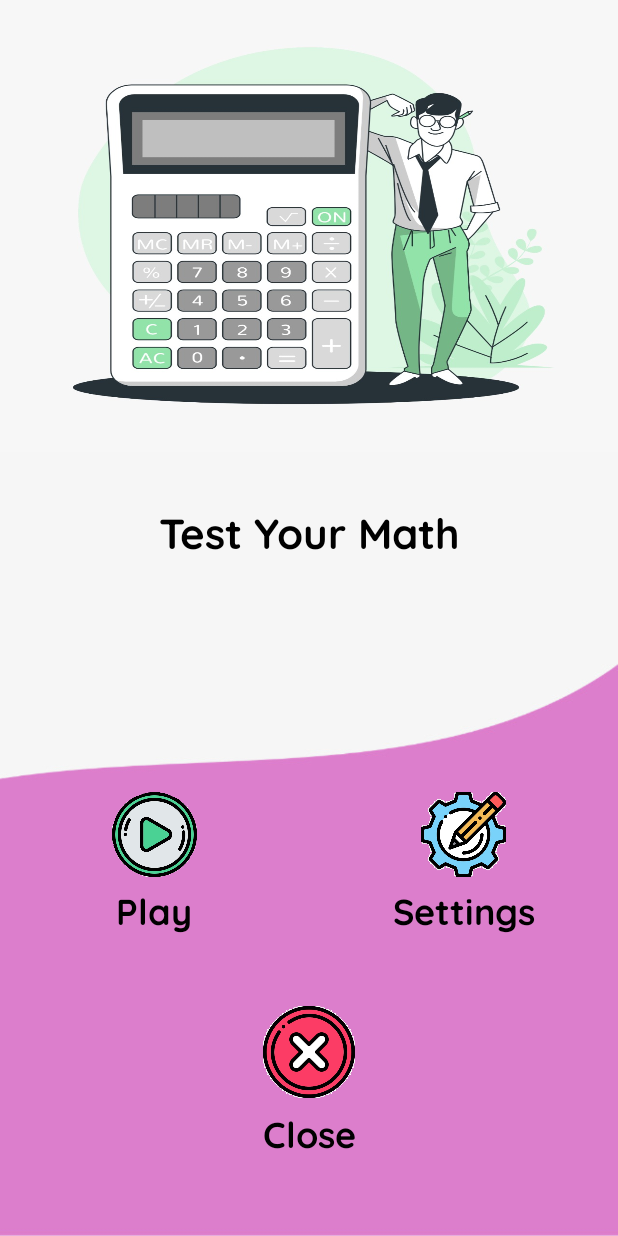
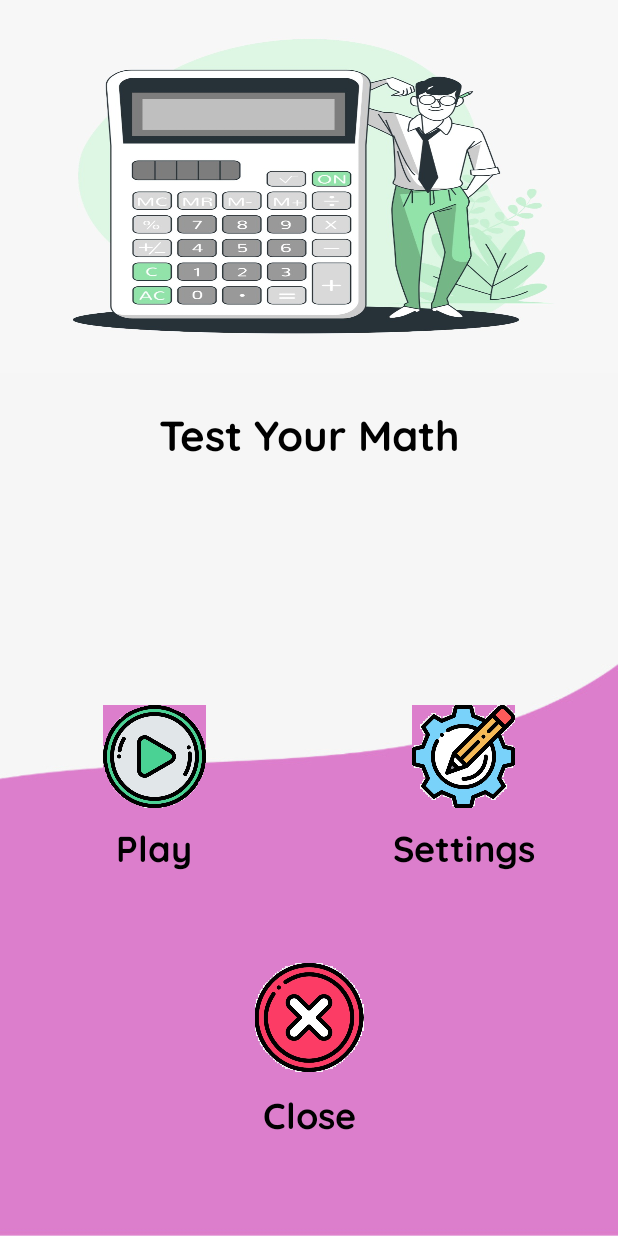
Before and after one commit to prathmesh1199/TestYourMath, an Android app: the screen it shows after launch (MainActivity), on a phone screen of 412 x 824 dp. Run offline under Robolectric (Android 15) with nearby library versions, the phone set to English and light mode, and no system bars; Roboto replaces fonts that are not available here.

Commit message:
add logo.png add code for back button.

```diff
--- a/app/src/main/AndroidManifest.xml
+++ b/app/src/main/AndroidManifest.xml
@@ -4,10 +4,11 @@
 
     <application
         android:allowBackup="true"
-        android:icon="@mipmap/ic_launcher"
-        android:label="@string/app_name"
+
+        android:label="Test Your Math"
         android:roundIcon="@mipmap/ic_launcher_round"
         android:supportsRtl="true"
+         android:icon="@drawable/logo"
         android:theme="@style/AppTheme">
         <activity android:name=".ClassicGame"></activity>
         <activity android:name=".TypesOfGame" />
--- a/app/src/main/res/layout/activity_main.xml
+++ b/app/src/main/res/layout/activity_main.xml
@@ -3,7 +3,7 @@
     xmlns:app="http://schemas.android.com/apk/res-auto"
     xmlns:tools="http://schemas.android.com/tools"
     android:layout_width="match_parent"
-    android:layout_height="match_parent"
+    android:layout_height="wrap_content"
 
     android:background="@drawable/new_background"
     android:weightSum="10"
@@ -12,7 +12,7 @@
 
     <LinearLayout
         android:layout_width="match_parent"
-        android:layout_height="0dp"
+        android:layout_height="wrap_content"
         android:layout_weight="5"
         android:weightSum="10"
         android:orientation="vertical"
@@ -21,7 +21,7 @@
 
         <ImageView
             android:layout_width="match_parent"
-            android:layout_height="0dp"
+            android:layout_height="wrap_content"
             android:layout_weight="8"
             android:src="@drawable/main_background"
             android:maxWidth="50dp"
```
Also changed, not shown: app/src/main/java/com/example/testyourmath/TypesOfGame.java (+9 -1 lines), app/src/main/res/drawable/logo.png (added).
